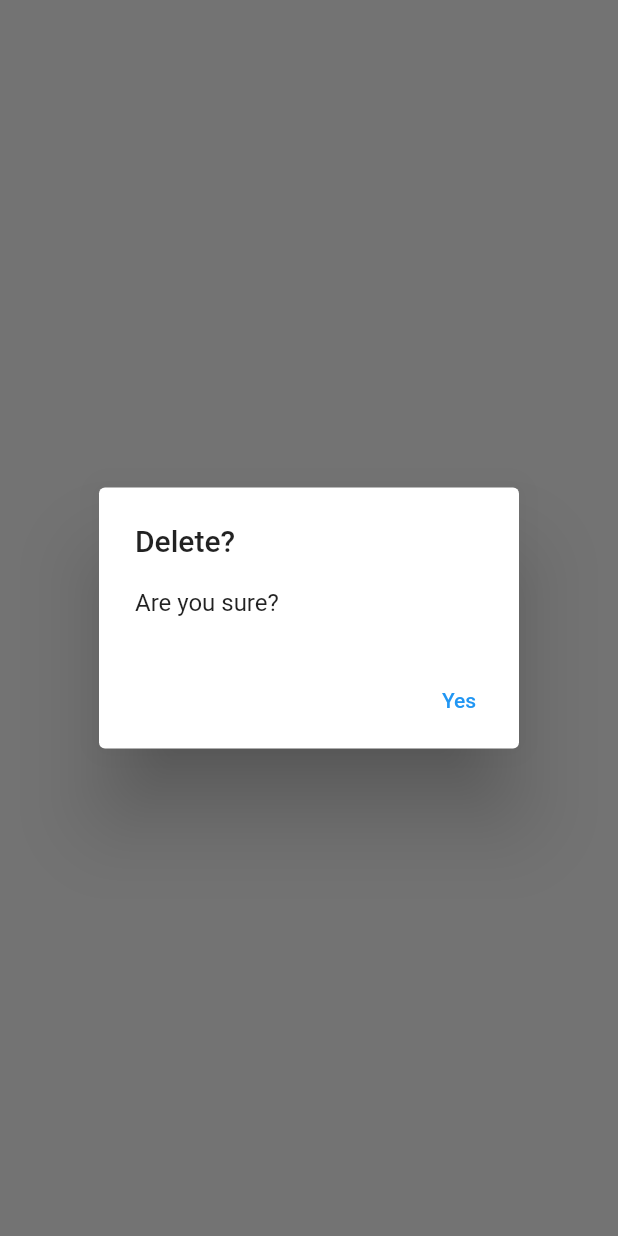
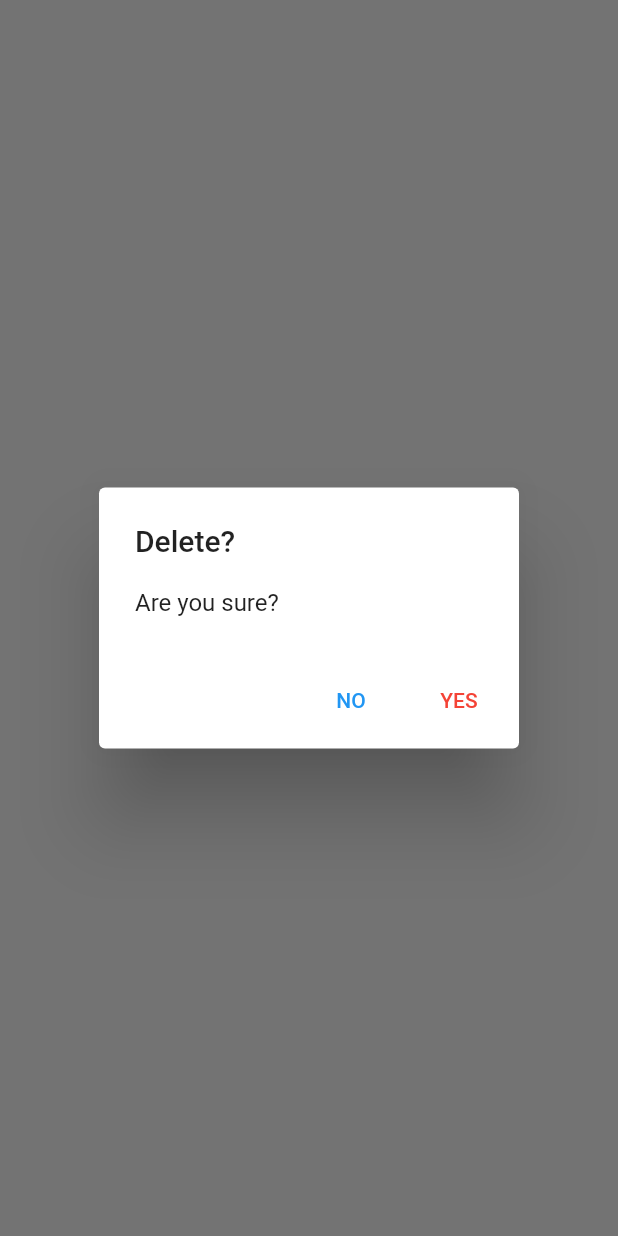
Before and after one commit to ruiyotabby/dialog, a Flutter app: the screen it shows after launch, after a tap on "Delete", on a phone screen of 412 x 824 dp. Run offline on Flutter 3.47's test engine with Material 2 defaults, Android fonts, the phone set to English and light mode, and no system bars.

Commit message:
COMMIT
Signed-off-by: Ruiyot Abby <ruiyotabby@gmail.com>

```diff
--- a/lib/main.dart
+++ b/lib/main.dart
@@ -51,16 +51,26 @@ class _MainPageState extends State<MainPage> {
               style: ElevatedButton.styleFrom(primary: Colors.red),
               onPressed: (() {
                 showDialog(
+                  barrierDismissible: false,
                   context: context,
                   builder: (context) {
                     return AlertDialog(
                       actions: [
                         TextButton(
-                          child: Text('Yes'),
+                          child: Text('NO'),
                           onPressed: (() {
                             Navigator.pop(context);
                           }),
-                        )
+                        ),
+                        TextButton(
+                          child: Text(
+                            'YES',
+                            style: TextStyle(color: Colors.red),
+                          ),
+                          onPressed: (() {
+                            Navigator.pop(context);
+                          }),
+                        ),
                       ],
                       title: Text('Delete?'),
                       content: Text('Are you sure?'),
```
